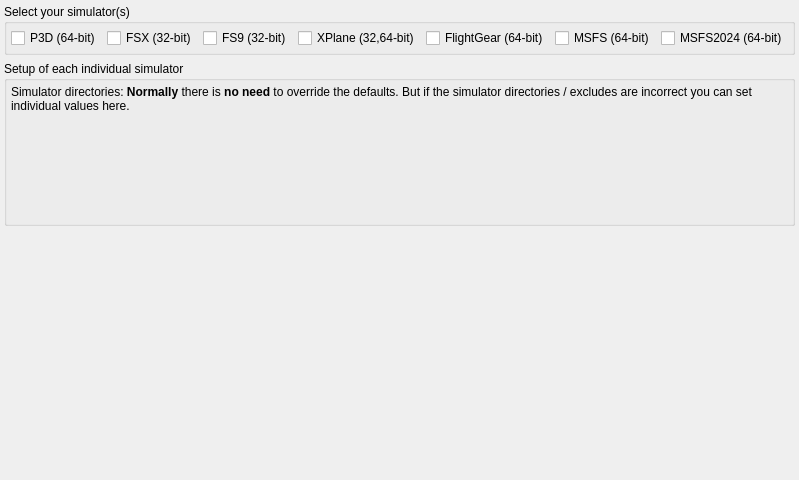
This is src/gui/components/configsimulatorcomponent.ui in swift-project/pilotclient as Qt 5 draws it before an edit. The edited form follows.
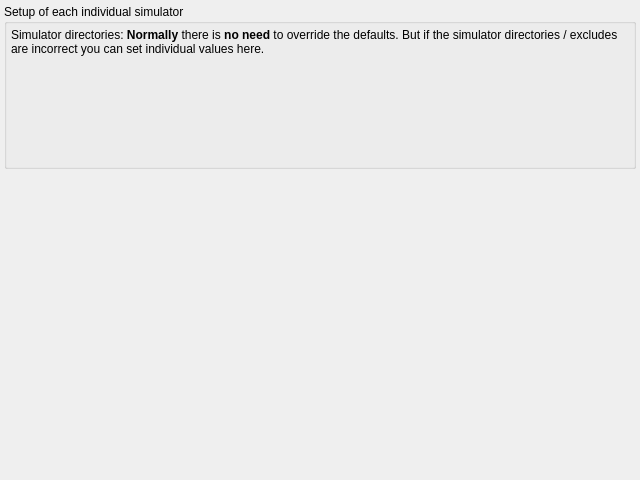
This is the edited form. Custom widgets are drawn as their Qt base class.

What changed in the file:
```diff
--- a/src/gui/components/configsimulatorcomponent.ui
+++ b/src/gui/components/configsimulatorcomponent.ui
@@ -26,82 +26,7 @@
    <property name="bottomMargin">
     <number>4</number>
    </property>
-   <item>
-    <widget class="QGroupBox" name="gb_Simulator">
-     <property name="title">
-      <string>Select your simulator(s)</string>
-     </property>
-     <layout class="QGridLayout" name="gl_Simulator">
-      <property name="leftMargin">
-       <number>4</number>
-      </property>
-      <property name="topMargin">
-       <number>4</number>
-      </property>
-      <property name="rightMargin">
-       <number>4</number>
-      </property>
-      <property name="bottomMargin">
-       <number>4</number>
-      </property>
-      <item row="1" column="3" alignment="Qt::AlignHCenter">
-       <widget class="QCheckBox" name="cb_XP">
-        <property name="text">
-         <string>XPlane (32,64-bit)</string>
-        </property>
-       </widget>
-      </item>
-      <item row="1" column="0" alignment="Qt::AlignHCenter">
-       <widget class="QCheckBox" name="cb_P3D">
-        <property name="text">
-         <string>P3D (64-bit)</string>
-        </property>
-       </widget>
-      </item>
-      <item row="1" column="1" alignment="Qt::AlignHCenter">
-       <widget class="QCheckBox" name="cb_FSX">
-        <property name="text">
-         <string>FSX (32-bit)</string>
-        </property>
-       </widget>
-      </item>
-      <item row="1" column="2" alignment="Qt::AlignHCenter">
-       <widget class="QCheckBox" name="cb_FS9">
-        <property name="text">
-         <string>FS9 (32-bit)</string>
-        </property>
-        <property name="iconSize">
-         <size>
-          <width>64</width>
-          <height>64</height>
-         </size>
-        </property>
-       </widget>
-      </item>
-      <item row="1" column="4" alignment="Qt::AlignHCenter">
-       <widget class="QCheckBox" name="cb_FG">
-        <property name="text">
-         <string>FlightGear (64-bit)</string>
-        </property>
-       </widget>
-      </item>
-      <item row="1" column="5" alignment="Qt::AlignHCenter">
-        <widget class="QCheckBox" name="cb_MSFS">
-            <property name="text">
-              <string>MSFS (64-bit)</string>
-          </property>
-        </widget>
-      </item>
-       <item row="1" column="6" alignment="Qt::AlignHCenter">
-         <widget class="QCheckBox" name="cb_MSFS2024">
-           <property name="text">
-             <string>MSFS2024 (64-bit)</string>
-           </property>
-         </widget>
-       </item>
-     </layout>
-    </widget>
-   </item>
+   
    <item>
     <widget class="QGroupBox" name="gb_SimulatorSetup">
      <property name="title">
```
Left out of the diff: 9 changed lines with no effect on the pictures.
